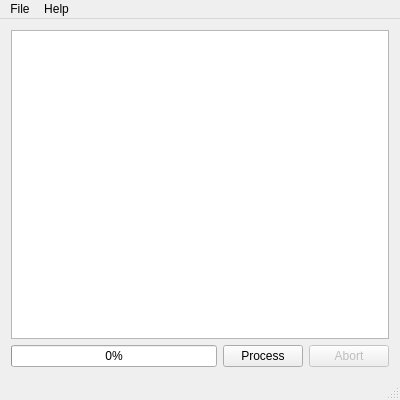
Old version of the form BioImageOperation/MainWindow.ui in the repository folterj/BioImageOperation.
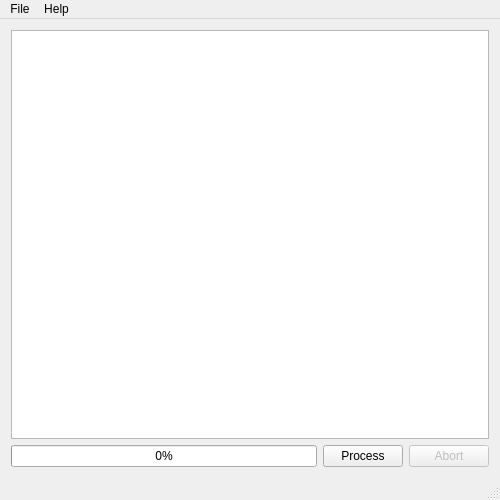
New version of the form.

```diff
--- a/BioImageOperation/MainWindow.ui
+++ b/BioImageOperation/MainWindow.ui
@@ -6,8 +6,8 @@
    <rect>
     <x>0</x>
     <y>0</y>
-    <width>400</width>
-    <height>400</height>
+    <width>500</width>
+    <height>500</height>
    </rect>
   </property>
   <property name="windowTitle">
@@ -80,7 +80,7 @@
     <rect>
      <x>0</x>
      <y>0</y>
-     <width>400</width>
+     <width>500</width>
      <height>21</height>
     </rect>
    </property>
```
